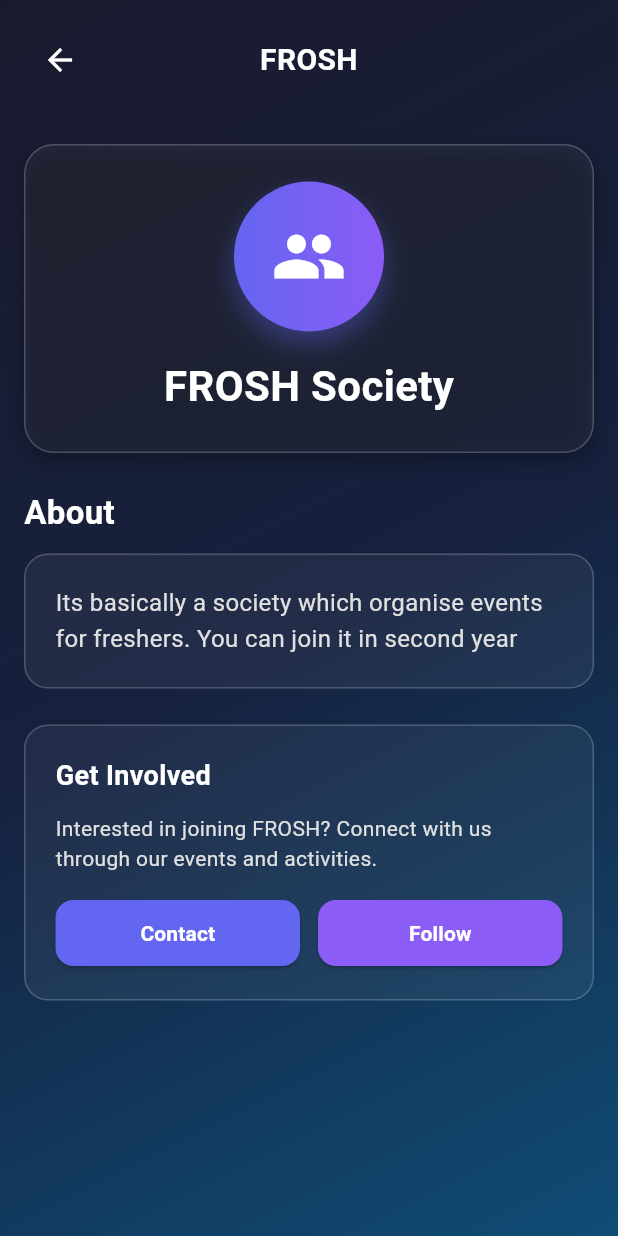
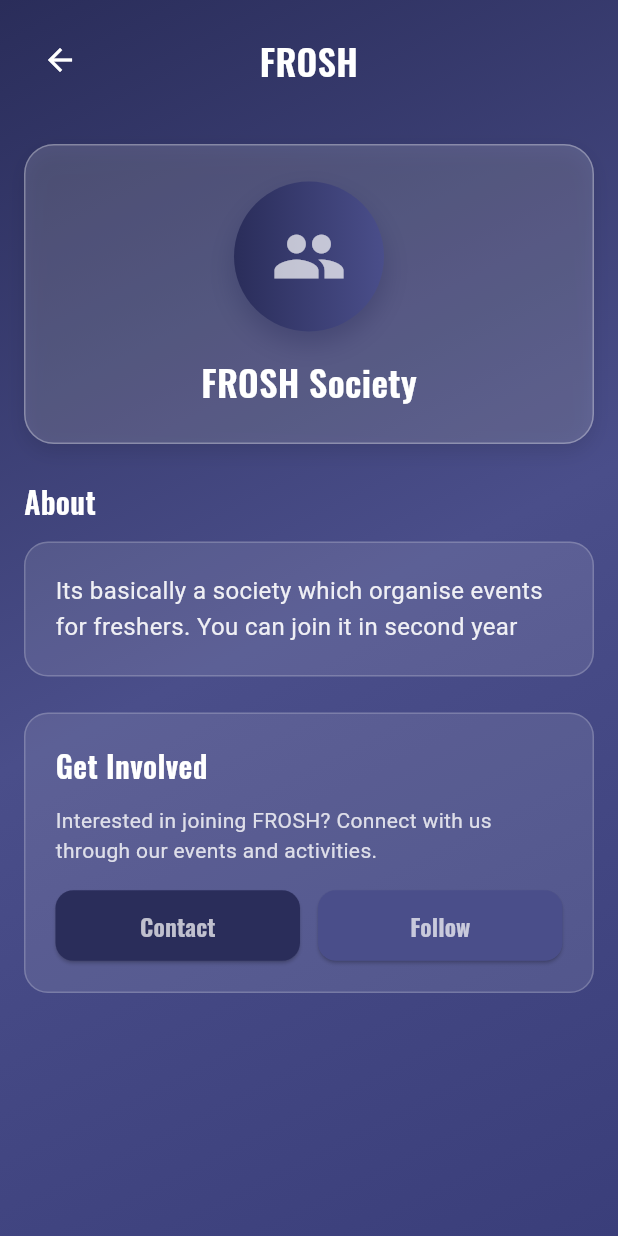
Before and after one commit to WEFT-TIET/FRONTEND, a Flutter app: the SocietyDetailPage screen opened directly with sample values from the repository, on a phone screen of 412 x 824 dp. Run offline on Flutter 3.47's test engine with Material 3 defaults, Android fonts, the phone set to English and light mode, and no system bars; our stand-ins replace cloud_firestore, firebase_core, firebase_storage, flutter_card_swiper, flutter_riverpod, flutter_svg and 5 more; missing offline and left inert: jwt_decode, mailer; accounts and stored records are empty; Roboto replaces fonts that are missing (Indie Flower).

Commit message:
Society Page Updated

```diff
--- a/frontend_weft/lib/features/home/view/Drawer/soc_page/pages/society_page.dart
+++ b/frontend_weft/lib/features/home/view/Drawer/soc_page/pages/society_page.dart
@@ -1,6 +1,8 @@
 import 'package:flutter/material.dart';
+import 'package:frontend_weft/core/theme/app_pallete.dart';
 import 'package:frontend_weft/features/home/view/Drawer/soc_page/models/society_model.dart';
 import 'package:frontend_weft/features/home/view/Drawer/soc_page/services/society_service.dart';
+import 'package:google_fonts/google_fonts.dart';
 import 'package:url_launcher/url_launcher.dart';
 
 class SocietyPage extends StatelessWidget {
@@ -8,33 +10,46 @@ class SocietyPage extends StatelessWidget {
 
   @override
   Widget build(BuildContext context) {
-    return Scaffold(
-      body: Container(
-        color: Color.fromARGB(255, 99, 102, 241),
-        child: SafeArea(
+    return Container(
+      decoration: BoxDecoration(
+        gradient: LinearGradient(
+          begin: Alignment.topLeft,
+          end: Alignment.bottomRight,
+          colors: [
+            AppPallete.gradient1,
+            AppPallete.gradient2,
+            AppPallete.gradient3,
+          ],
+        ),
+      ),
+      child: Scaffold(
+        backgroundColor: AppPallete.transperantColor,
+        body: SafeArea(
           child: Column(
             children: [
-              // Header
+              // Custom App Bar
               Padding(
                 padding: const EdgeInsets.all(16.0),
                 child: Row(
                   children: [
                     IconButton(
-                      icon: Icon(Icons.arrow_back, color: Colors.white),
+                      icon: Icon(Icons.arrow_back,
+                          color: AppPallete.textPrimaryDark),
                       onPressed: () => Navigator.pop(context),
                     ),
                     Expanded(
                       child: Text(
                         'College Societies',
-                        style: TextStyle(
-                          color: const Color.fromARGB(255, 255, 255, 255),
+                        style: GoogleFonts.getFont(
+                          'Oswald',
                           fontSize: 24,
-                          fontWeight: FontWeight.bold,
+                          fontWeight: FontWeight.w600,
+                          color: AppPallete.textPrimaryDark,
                         ),
                         textAlign: TextAlign.center,
                       ),
                     ),
-                    SizedBox(width: 48), // For balance
+                    SizedBox(width: 48), // Balance the back button
                   ],
                 ),
               ),
@@ -65,14 +80,25 @@ class SocietyCard extends StatelessWidget {
 
   @override
   Widget build(BuildContext context) {
-    return Card(
+    return Container(
       margin: EdgeInsets.only(bottom: 16),
-      shape: RoundedRectangleBorder(
-        borderRadius: BorderRadius.circular(16),
+      decoration: BoxDecoration(
+        color: AppPallete.whiteColor.withOpacity(0.15),
+        borderRadius: BorderRadius.circular(20),
+        border: Border.all(
+          color: AppPallete.whiteColor.withOpacity(0.3),
+          width: 1,
         ),
-      elevation: 5,
+        boxShadow: [
+          BoxShadow(
+            color: Colors.black.withOpacity(0.1),
+            blurRadius: 10,
+            offset: Offset(0, 5),
+          ),
+        ],
+      ),
       child: InkWell(
-        borderRadius: BorderRadius.circular(16),
+        borderRadius: BorderRadius.circular(20),
         onTap: () {
           Navigator.push(
             context,
@@ -93,13 +119,13 @@ class SocietyCard extends StatelessWidget {
                     height: 50,
                     decoration: BoxDecoration(
                       gradient: LinearGradient(
-                        colors: [Color(0xFF6366f1), Color(0xFF8b5cf6)],
+                        colors: [AppPallete.gradient1, AppPallete.gradient2],
                       ),
                       shape: BoxShape.circle,
                     ),
                     child: Icon(
                       society.icon,
-                      color: Colors.white,
+                      color: AppPallete.whiteColor,
                       size: 28,
                     ),
                   ),
@@ -110,9 +136,20 @@ class SocietyCard extends StatelessWidget {
                       children: [
                         Text(
                           society.name,
-                          style: TextStyle(
+                          style: GoogleFonts.getFont(
+                            'Oswald',
                             fontSize: 18,
-                            fontWeight: FontWeight.bold,
+                            fontWeight: FontWeight.w600,
+                            color: AppPallete.textPrimaryDark,
+                          ),
+                        ),
+                        SizedBox(height: 4),
+                        Text(
+                          society.fullName,
+                          style: GoogleFonts.getFont(
+                            'Indie Flower',
+                            fontSize: 14,
+                            color: AppPallete.textPrimaryDark.withOpacity(0.7),
                           ),
                         ),
                       ],
@@ -125,8 +162,10 @@ class SocietyCard extends StatelessWidget {
                 society.description,
                 maxLines: 2,
                 overflow: TextOverflow.ellipsis,
-                style: TextStyle(
-                  color: Colors.grey[700],
+                style: GoogleFonts.getFont(
+                  'Indie Flower',
+                  fontSize: 14,
+                  color: AppPallete.textPrimaryDark.withOpacity(0.8),
                 ),
               ),
             ],
@@ -144,20 +183,21 @@ class SocietyDetailPage extends StatelessWidget {
 
   @override
   Widget build(BuildContext context) {
-    return Scaffold(
-      body: Container(
+    return Container(
       decoration: BoxDecoration(
         gradient: LinearGradient(
           begin: Alignment.topLeft,
           end: Alignment.bottomRight,
           colors: [
-              Color(0xFF1a1a2e),
-              Color(0xFF16213e),
-              Color(0xFF0f4c75),
+            AppPallete.gradient1,
+            AppPallete.gradient2,
+            AppPallete.gradient3,
           ],
         ),
       ),
-        child: SafeArea(
+      child: Scaffold(
+        backgroundColor: AppPallete.transperantColor,
+        body: SafeArea(
           child: Column(
             children: [
               // Custom App Bar
@@ -166,16 +206,18 @@ class SocietyDetailPage extends StatelessWidget {
                 child: Row(
                   children: [
                     IconButton(
-                      icon: Icon(Icons.arrow_back, color: Colors.white),
+                      icon: Icon(Icons.arrow_back,
+                          color: AppPallete.textPrimaryDark),
                       onPressed: () => Navigator.pop(context),
                     ),
                     Expanded(
                       child: Text(
                         society.name,
-                        style: TextStyle(
-                          color: Colors.white,
-                          fontSize: 20,
-                          fontWeight: FontWeight.bold,
+                        style: GoogleFonts.getFont(
+                          'Oswald',
+                          fontSize: 24,
+                          fontWeight: FontWeight.w600,
+                          color: AppPallete.textPrimaryDark,
                         ),
                         textAlign: TextAlign.center,
                       ),
@@ -196,12 +238,15 @@ class SocietyDetailPage extends StatelessWidget {
                         width: double.infinity,
                         padding: EdgeInsets.all(24),
                         decoration: BoxDecoration(
-                          color: Color(0x0DFFFFFF),
+                          color: AppPallete.whiteColor.withOpacity(0.15),
                           borderRadius: BorderRadius.circular(20),
-                          border: Border.all(color: Color(0x33FFFFFF), width: 1),
+                          border: Border.all(
+                            color: AppPallete.whiteColor.withOpacity(0.3),
+                            width: 1,
+                          ),
                           boxShadow: [
                             BoxShadow(
-                              color: Colors.black.withOpacity(0.3),
+                              color: Colors.black.withOpacity(0.1),
                               blurRadius: 10,
                               offset: Offset(0, 5),
                             ),
@@ -215,12 +260,12 @@ class SocietyDetailPage extends StatelessWidget {
                               height: 100,
                               decoration: BoxDecoration(
                                 gradient: LinearGradient(
-                                  colors: [Color(0xFF6366f1), Color(0xFF8b5cf6)],
+                                  colors: [AppPallete.gradient1, AppPallete.gradient2],
                                 ),
                                 shape: BoxShape.circle,
                                 boxShadow: [
                                   BoxShadow(
-                                    color: Color(0xFF6366f1).withOpacity(0.4),
+                                    color: AppPallete.gradient1.withOpacity(0.4),
                                     blurRadius: 15,
                                     offset: Offset(0, 8),
                                   ),
@@ -228,7 +273,7 @@ class SocietyDetailPage extends StatelessWidget {
                               ),
                               child: Icon(
                                 society.icon,
-                                color: Colors.white,
+                                color: AppPallete.whiteColor,
                                 size: 50,
                               ),
                             ),
@@ -238,10 +283,11 @@ class SocietyDetailPage extends StatelessWidget {
                             // Society Name
                             Text(
                               society.fullName,
-                              style: TextStyle(
-                                color: Colors.white,
-                                fontSize: 28,
-                                fontWeight: FontWeight.bold,
+                              style: GoogleFonts.getFont(
+                                'Oswald',
+                                fontSize: 24,
+                                fontWeight: FontWeight.w600,
+                                color: AppPallete.textPrimaryDark,
                               ),
                             ),
                           ],
@@ -253,10 +299,11 @@ class SocietyDetailPage extends StatelessWidget {
                       // Description Section
                       Text(
                         'About',
-                        style: TextStyle(
-                          color: Colors.white,
-                          fontSize: 22,
-                          fontWeight: FontWeight.bold,
+                        style: GoogleFonts.getFont(
+                          'Oswald',
+                          fontSize: 20,
+                          fontWeight: FontWeight.w600,
+                          color: AppPallete.textPrimaryDark,
                         ),
                       ),
 
@@ -266,15 +313,19 @@ class SocietyDetailPage extends StatelessWidget {
                         width: double.infinity,
                         padding: EdgeInsets.all(20),
                         decoration: BoxDecoration(
-                          color: Color(0x0DFFFFFF),
+                          color: AppPallete.whiteColor.withOpacity(0.1),
                           borderRadius: BorderRadius.circular(16),
-                          border: Border.all(color: Color(0x33FFFFFF), width: 1),
+                          border: Border.all(
+                            color: AppPallete.whiteColor.withOpacity(0.2),
+                            width: 1,
+                          ),
                         ),
                         child: Text(
                           society.description,
-                          style: TextStyle(
-                            color: Colors.grey[300],
+                          style: GoogleFonts.getFont(
+                            'Indie Flower',
                             fontSize: 16,
+                            color: AppPallete.textPrimaryDark.withOpacity(0.9),
                             height: 1.5,
                           ),
                         ),
@@ -287,27 +338,32 @@ class SocietyDetailPage extends StatelessWidget {
                         width: double.infinity,
                         padding: EdgeInsets.all(20),
                         decoration: BoxDecoration(
-                          color: Color(0x0DFFFFFF),
+                          color: AppPallete.whiteColor.withOpacity(0.1),
                           borderRadius: BorderRadius.circular(16),
-                          border: Border.all(color: Color(0x33FFFFFF), width: 1),
+                          border: Border.all(
+                            color: AppPallete.whiteColor.withOpacity(0.2),
+                            width: 1,
+                          ),
                         ),
                         child: Column(
                           crossAxisAlignment: CrossAxisAlignment.start,
                           children: [
                             Text(
                               'Get Involved',
-                              style: TextStyle(
-                                color: Colors.white,
-                                fontSize: 18,
-                                fontWeight: FontWeight.bold,
+                              style: GoogleFonts.getFont(
+                                'Oswald',
+                                fontSize: 20,
+                                fontWeight: FontWeight.w600,
+                                color: AppPallete.textPrimaryDark,
                               ),
                             ),
                             SizedBox(height: 12),
                             Text(
                               'Interested in joining ${society.name}? Connect with us through our events and activities.',
-                              style: TextStyle(
-                                color: Colors.grey[300],
+                              style: GoogleFonts.getFont(
+                                'Indie Flower',
                                 fontSize: 14,
+                                color: AppPallete.textPrimaryDark.withOpacity(0.8),
                                 height: 1.4,
                               ),
                             ),
@@ -321,7 +377,7 @@ class SocietyDetailPage extends StatelessWidget {
                                         ScaffoldMessenger.of(context).showSnackBar(
                                           SnackBar(
                                             content: Text('No Instagram available for ${society.name}'),
-            backgroundColor: Color(0xFF6366f1),
+                                            backgroundColor: AppPallete.gradient1,
                                           ),
                                         );
                                         return;
@@ -336,14 +392,14 @@ class SocietyDetailPage extends StatelessWidget {
                                         ScaffoldMessenger.of(context).showSnackBar(
                                           SnackBar(
                                             content: Text('Could not launch Instagram'),
-            backgroundColor: Color(0xFF6366f1),
+                                            backgroundColor: AppPallete.gradient1,
                                           ),
                                         );
                                       }
                                     },
                                     style: ElevatedButton.styleFrom(
-      backgroundColor: Color(0xFF6366f1),
-      foregroundColor: Colors.white,
+                                      backgroundColor: AppPallete.gradient1,
+                                      foregroundColor: AppPallete.whiteColor,
                                       padding: EdgeInsets.symmetric(vertical: 12),
                                       shape: RoundedRectangleBorder(
                                         borderRadius: BorderRadius.circular(12),
@@ -351,9 +407,10 @@ class SocietyDetailPage extends StatelessWidget {
                                     ),
                                     child: Text(
                                       'Contact',
-      style: TextStyle(
-        fontSize: 14,
-        fontWeight: FontWeight.bold,
+                                      style: GoogleFonts.getFont(
+                                        'Oswald',
+                                        fontSize: 16,
+                                        fontWeight: FontWeight.w600,
                                       ),
                                     ),
                                   ),
@@ -365,14 +422,13 @@ class SocietyDetailPage extends StatelessWidget {
                                       ScaffoldMessenger.of(context).showSnackBar(
                                         SnackBar(
                                           content: Text('Follow feature coming soon!'),
-                                          backgroundColor: Color(0xFF8b5cf6),
-                                          duration: Duration(milliseconds: 500),
+                                          backgroundColor: AppPallete.gradient2,
                                         ),
                                       );
                                     },
                                     style: ElevatedButton.styleFrom(
-                                      backgroundColor: Color(0xFF8b5cf6),
-                                      foregroundColor: Colors.white,
+                                      backgroundColor: AppPallete.gradient2,
+                                      foregroundColor: AppPallete.whiteColor,
                                       padding: EdgeInsets.symmetric(vertical: 12),
                                       shape: RoundedRectangleBorder(
                                         borderRadius: BorderRadius.circular(12),
@@ -380,9 +436,10 @@ class SocietyDetailPage extends StatelessWidget {
                                     ),
                                     child: Text(
                                       'Follow',
-                                      style: TextStyle(
-                                        fontSize: 14,
-                                        fontWeight: FontWeight.bold,
+                                      style: GoogleFonts.getFont(
+                                        'Oswald',
+                                        fontSize: 16,
+                                        fontWeight: FontWeight.w600,
                                       ),
                                     ),
                                   ),
--- a/frontend_weft/lib/features/home/view/widgets/filter_chips_widget.dart
+++ b/frontend_weft/lib/features/home/view/widgets/filter_chips_widget.dart
@@ -33,6 +33,7 @@ class FilterChipsWidget extends StatelessWidget {
               onSelected: (selected) => onFilterChanged(filter),
               backgroundColor: AppPallete.whiteColor.withOpacity(0.2),
               selectedColor: AppPallete.gradient1.withOpacity(0.8),
+               checkmarkColor: AppPallete.whiteColor,
               labelStyle: TextStyle(
                 color: isSelected
                     ? AppPallete.whiteColor
@@ -41,7 +42,7 @@ class FilterChipsWidget extends StatelessWidget {
               ),
               side: BorderSide(
                 color: isSelected
-                    ? AppPallete.gradient1
+                    ? const Color.fromARGB(255, 255, 255, 255)
                     : AppPallete.textPrimaryDark.withOpacity(0.3),
               ),
             ),
```
Lines whose indentation alone changed are shown as unchanged.
